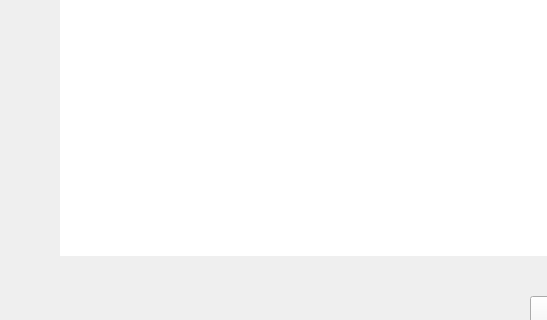
Old version of the form ui/mainwindow.ui in the repository eriklemy/Detetive; both pictures show x 0 to 547 and y 264 to 584 of the 1366 by 768 pixel window.
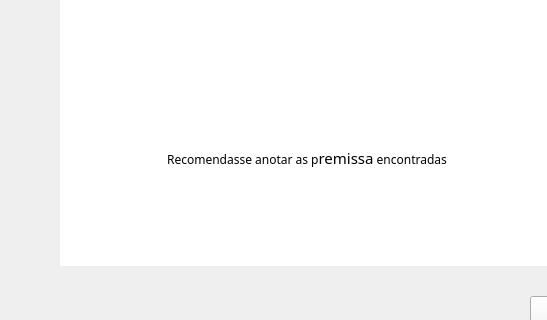
New version of the form.

Diff of the .ui file:
```diff
--- a/ui/mainwindow.ui
+++ b/ui/mainwindow.ui
@@ -86,7 +86,7 @@
       <x>60</x>
       <y>59</y>
       <width>1121</width>
-      <height>461</height>
+      <height>471</height>
      </rect>
     </property>
     <property name="font">
@@ -113,11 +113,11 @@
 &lt;/style&gt;&lt;/head&gt;&lt;body style=&quot; font-family:'Iosevka NF'; font-size:9pt; font-weight:400; font-style:normal;&quot;&gt;
 &lt;p align=&quot;center&quot; style=&quot; margin-top:12px; margin-bottom:12px; margin-left:0px; margin-right:0px; -qt-block-indent:0; text-indent:0px;&quot;&gt;&lt;span style=&quot; font-family:'Segoe UI'; font-size:48pt; color:#ffffff;&quot;&gt;The Great Case&lt;/span&gt;&lt;/p&gt;
 &lt;p align=&quot;center&quot; style=&quot; margin-top:12px; margin-bottom:12px; margin-left:0px; margin-right:0px; -qt-block-indent:0; text-indent:0px;&quot;&gt;&lt;span style=&quot; font-family:'Segoe UI'; font-size:22pt; color:#ffffff;&quot;&gt;Detective Game&lt;br /&gt;&lt;/span&gt;&lt;/p&gt;
-&lt;p align=&quot;center&quot; style=&quot;-qt-paragraph-type:empty; margin-top:12px; margin-bottom:12px; margin-left:0px; margin-right:0px; -qt-block-indent:0; text-indent:0px; font-family:'Segoe UI'; font-size:22pt; color:#ffffff;&quot;&gt;&lt;br /&gt;&lt;/p&gt;
-&lt;p align=&quot;center&quot; style=&quot;-qt-paragraph-type:empty; margin-top:12px; margin-bottom:12px; margin-left:0px; margin-right:0px; -qt-block-indent:0; text-indent:0px; font-family:'Segoe UI'; font-size:22pt; color:#ffffff;&quot;&gt;&lt;br /&gt;&lt;/p&gt;
 &lt;p align=&quot;justify&quot; style=&quot;-qt-paragraph-type:empty; margin-top:12px; margin-bottom:12px; margin-left:0px; margin-right:0px; -qt-block-indent:0; text-indent:0px;&quot;&gt;&lt;br /&gt;&lt;/p&gt;
-&lt;p align=&quot;justify&quot; style=&quot; margin-top:12px; margin-bottom:12px; margin-left:0px; margin-right:0px; -qt-block-indent:0; text-indent:0px;&quot;&gt;&lt;span style=&quot; font-family:'Segoe UI'; font-size:14pt; color:#ffffff;&quot;&gt;	O jogo é baseado em regras de inferências de logica matemática, porém para poder ter as premissas é necessário que você com as respostas anteriores se baseie para as próximas. Cada local visitado será contado como uma hora e cada um deles terá uma premissa para ser usada.&lt;/span&gt;&lt;/p&gt;
-&lt;p align=&quot;justify&quot; style=&quot; margin-top:0px; margin-bottom:0px; margin-left:0px; margin-right:0px; -qt-block-indent:0; text-indent:0px;&quot;&gt;&lt;span style=&quot; font-family:'Segoe UI'; font-size:14pt; color:#ffffff;&quot;&gt;	Após seis regras encontradas pode ou não ser possível resolver o caso, porém ainda deve ser indicado o culpado e se o culpado em questão não o for, perde se o jogo, e se for o certo você salva a cidade.&lt;/span&gt;&lt;/p&gt;&lt;/body&gt;&lt;/html&gt;</string>
+&lt;p align=&quot;justify&quot; style=&quot; margin-top:12px; margin-bottom:12px; margin-left:0px; margin-right:0px; -qt-block-indent:0; text-indent:0px;&quot;&gt;&lt;span style=&quot; font-family:'Segoe UI'; font-size:14pt; color:#ffffff;&quot;&gt;	O jogo é baseado em regras de inferências de logica matemática, porém para poder ter as premissas é necessário que você com as respostas anteriores se baseie para as próximas. Cada local visitado será contado como uma hora e cada um deles terá uma premissa para ser usada**.&lt;/span&gt;&lt;/p&gt;
+&lt;p align=&quot;justify&quot; style=&quot; margin-top:0px; margin-bottom:0px; margin-left:0px; margin-right:0px; -qt-block-indent:0; text-indent:0px;&quot;&gt;&lt;span style=&quot; font-family:'Segoe UI'; font-size:14pt; color:#ffffff;&quot;&gt;	Após seis regras encontradas pode ou não ser possível resolver o caso, porém ainda deve ser indicado o culpado e se o culpado em questão não o for, perde se o jogo, e se for o certo você salva a cidade.&lt;/span&gt;&lt;/p&gt;
+&lt;p align=&quot;justify&quot; style=&quot; margin-top:0px; margin-bottom:0px; margin-left:0px; margin-right:0px; -qt-block-indent:0; text-indent:0px;&quot;&gt;&lt;span style=&quot; font-family:'Segoe UI'; font-size:14pt; color:#ffffff;&quot;&gt;	&lt;/span&gt;&lt;span style=&quot; font-family:'Segoe UI'; font-size:16pt; color:#ffffff;&quot;&gt;**&lt;/span&gt;Recomendasse anotar as p&lt;span style=&quot; font-family:'Calibri','sans-serif'; font-size:11pt;&quot;&gt;remissa&lt;/span&gt; encontradas &lt;span style=&quot; font-family:'Segoe UI'; font-size:14pt; color:#ffffff;&quot;&gt; 					&lt;/span&gt;&lt;/p&gt;
+&lt;p align=&quot;right&quot; style=&quot; margin-top:0px; margin-bottom:0px; margin-left:0px; margin-right:0px; -qt-block-indent:0; text-indent:0px;&quot;&gt;&lt;span style=&quot; font-family:'Segoe UI'; font-size:14pt; color:#ffffff;&quot;&gt;					&lt;/span&gt;&lt;span style=&quot; font-family:'Segoe UI'; font-size:11pt; color:#ffffff;&quot;&gt;Made by Erick e Guilherme&lt;/span&gt;&lt;/p&gt;&lt;/body&gt;&lt;/html&gt;</string>
     </property>
    </widget>
   </widget>
```
